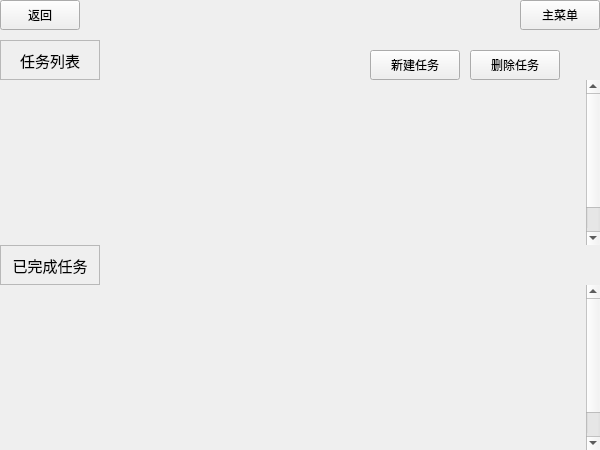
Old version of the form task.ui in the repository Flyame-debug/Tomato.
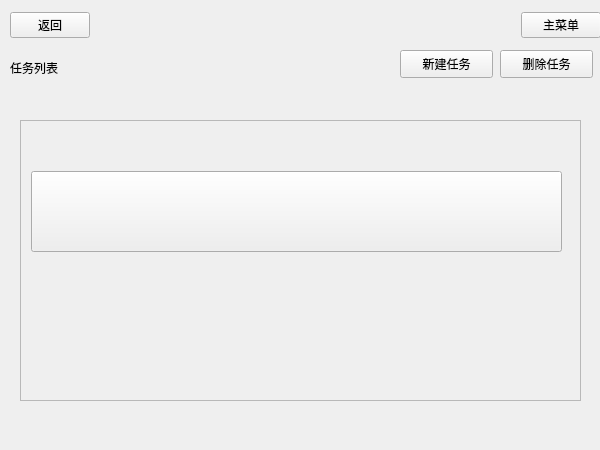
New version of the form. Icons and pictures are not drawn.

```diff
--- a/task.ui
+++ b/task.ui
@@ -32,102 +32,71 @@
   <widget class="QWidget" name="widget" native="true">
    <property name="geometry">
     <rect>
-     <x>0</x>
+     <x>10</x>
      <y>0</y>
-     <width>600</width>
-     <height>30</height>
+     <width>591</width>
+     <height>51</height>
     </rect>
    </property>
+   <layout class="QGridLayout" name="gridLayout">
+    <item row="0" column="0">
    <widget class="QPushButton" name="btn_return">
-    <property name="geometry">
-     <rect>
-      <x>0</x>
-      <y>0</y>
-      <width>80</width>
-      <height>30</height>
-     </rect>
-    </property>
     <property name="text">
      <string>返回</string>
     </property>
    </widget>
+    </item>
+    <item row="0" column="1">
+     <spacer name="horizontalSpacer">
+      <property name="orientation">
+       <enum>Qt::Horizontal</enum>
+      </property>
+      <property name="sizeHint" stdset="0">
+       <size>
+        <width>372</width>
+        <height>20</height>
+       </size>
+      </property>
+     </spacer>
+    </item>
+    <item row="0" column="2">
    <widget class="QPushButton" name="btn_mainMenu">
-    <property name="geometry">
-     <rect>
-      <x>520</x>
-      <y>0</y>
-      <width>80</width>
-      <height>30</height>
-     </rect>
-    </property>
     <property name="text">
      <string>主菜单</string>
     </property>
    </widget>
+    </item>
+   </layout>
   </widget>
-  <widget class="QScrollArea" name="scrollArea">
+  <widget class="QWidget" name="widget_2" native="true">
    <property name="geometry">
     <rect>
-     <x>0</x>
-     <y>80</y>
-     <width>600</width>
-     <height>165</height>
+     <x>10</x>
+     <y>50</y>
+     <width>591</width>
+     <height>41</height>
     </rect>
    </property>
-   <property name="frameShape">
-    <enum>QFrame::NoFrame</enum>
-   </property>
-   <property name="widgetResizable">
-    <bool>true</bool>
-   </property>
-   <widget class="QWidget" name="scrollAreaWidgetContents">
+   <widget class="QLabel" name="label_2">
     <property name="geometry">
      <rect>
       <x>0</x>
-      <y>0</y>
-      <width>586</width>
-      <height>200</height>
+      <y>10</y>
+      <width>72</width>
+      <height>15</height>
      </rect>
-    </property>
-    <property name="minimumSize">
-     <size>
-      <width>0</width>
-      <height>200</height>
-     </size>
-    </property>
-   </widget>
-  </widget>
-  <widget class="QLabel" name="label">
-   <property name="geometry">
-    <rect>
-     <x>0</x>
-     <y>40</y>
-     <width>100</width>
-     <height>40</height>
-    </rect>
-   </property>
-   <property name="font">
-    <font>
-     <pointsize>11</pointsize>
-    </font>
-   </property>
-   <property name="frameShape">
-    <enum>QFrame::StyledPanel</enum>
    </property>
    <property name="text">
     <string>任务列表</string>
    </property>
-   <property name="alignment">
-    <set>Qt::AlignCenter</set>
-   </property>
   </widget>
   <widget class="QPushButton" name="createTask">
    <property name="geometry">
     <rect>
-     <x>370</x>
-     <y>50</y>
-     <width>90</width>
-     <height>30</height>
+      <x>390</x>
+      <y>0</y>
+      <width>93</width>
+      <height>28</height>
     </rect>
    </property>
    <property name="text">
@@ -137,76 +106,64 @@
   <widget class="QPushButton" name="pushButton">
    <property name="geometry">
     <rect>
-     <x>470</x>
-     <y>50</y>
-     <width>90</width>
-     <height>30</height>
+      <x>490</x>
+      <y>0</y>
+      <width>93</width>
+      <height>28</height>
     </rect>
    </property>
    <property name="text">
     <string>删除任务</string>
    </property>
   </widget>
-  <widget class="QLabel" name="label_2">
-   <property name="geometry">
-    <rect>
-     <x>0</x>
-     <y>245</y>
-     <width>100</width>
-     <height>40</height>
-    </rect>
-   </property>
-   <property name="font">
-    <font>
-     <pointsize>11</pointsize>
-    </font>
-   </property>
-   <property name="frameShape">
-    <enum>QFrame::StyledPanel</enum>
-   </property>
-   <property name="text">
-    <string>已完成任务</string>
-   </property>
-   <property name="alignment">
-    <set>Qt::AlignCenter</set>
-   </property>
   </widget>
-  <widget class="QScrollArea" name="scrollArea_2">
+  <widget class="QScrollArea" name="scrollArea">
    <property name="geometry">
     <rect>
-     <x>0</x>
-     <y>285</y>
-     <width>600</width>
-     <height>165</height>
+     <x>20</x>
+     <y>120</y>
+     <width>561</width>
+     <height>281</height>
     </rect>
    </property>
-   <property name="minimumSize">
-    <size>
-     <width>0</width>
-     <height>0</height>
-    </size>
-   </property>
-   <property name="frameShape">
-    <enum>QFrame::NoFrame</enum>
-   </property>
    <property name="widgetResizable">
     <bool>true</bool>
    </property>
-   <widget class="QWidget" name="scrollAreaWidgetContents_2">
+   <widget class="QWidget" name="scrollAreaWidgetContents">
     <property name="geometry">
      <rect>
       <x>0</x>
       <y>0</y>
-      <width>586</width>
-      <height>200</height>
+      <width>559</width>
+      <height>279</height>
      </rect>
     </property>
-    <property name="minimumSize">
-     <size>
-      <width>0</width>
-      <height>200</height>
-     </size>
-    </property>
+    <widget class="QPushButton" name="tasklist">
+     <property name="geometry">
+      <rect>
+       <x>10</x>
+       <y>50</y>
+       <width>531</width>
+       <height>81</height>
+      </rect>
+     </property>
+     <property name="text">
+      <string/>
+     </property>
+    </widget>
+    <widget class="QLabel" name="nameEdit">
+     <property name="geometry">
+      <rect>
+       <x>40</x>
+       <y>90</y>
+       <width>54</width>
+       <height>12</height>
+      </rect>
+     </property>
+     <property name="text">
+      <string/>
+     </property>
+    </widget>
    </widget>
   </widget>
  </widget>
```
Lines whose indentation alone changed are shown as unchanged.
